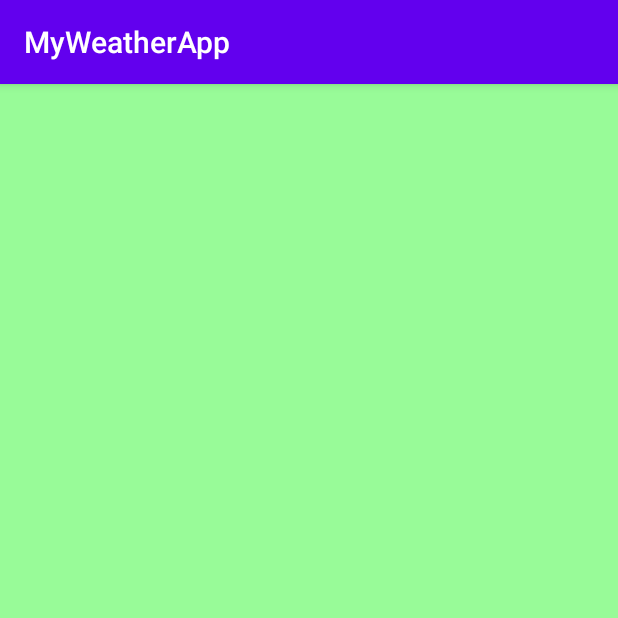
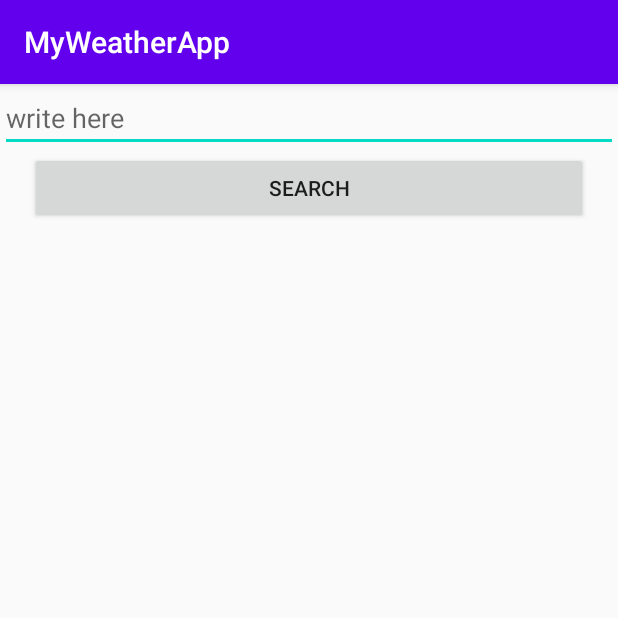
Before and after one commit to 1SpongeBob1/MyRepo, an Android app: the screen it shows after launch (MainActivity), on a phone screen of 412 x 824 dp, the top half of it. Run offline under Robolectric (Android 15) with nearby library versions, the phone set to English and light mode, and no system bars; libraries missing offline, so code that uses them is left out: com.alibaba.fastjson, com.amap.api; 5 statements that could not run were skipped.

Commit message:
20200430

```diff
--- a/MyRepo/MyWeather/app/src/main/java/com/my/weather/app/MainActivity.java
+++ b/MyRepo/MyWeather/app/src/main/java/com/my/weather/app/MainActivity.java
@@ -5,6 +5,8 @@ import androidx.appcompat.app.AppCompatActivity;
 import android.os.Bundle;
 import android.os.Handler;
 import android.os.Message;
+import android.widget.Button;
+import android.widget.EditText;
 import android.widget.TextView;
 import android.widget.Toast;
 
@@ -31,6 +33,8 @@ public class MainActivity extends AppCompatActivity {
     private TextView max;
     private TextView min;
     private TextView address;
+    private EditText et;
+    private Button button;
     private String addr;
     private Handler handler;    //消息处理器，收到请求后修改布局
     private JSONObject weatherInfo;
@@ -48,6 +52,22 @@ public class MainActivity extends AppCompatActivity {
         max = (TextView) findViewById(R.id.max);
         min = (TextView) findViewById(R.id.min);
         address = (TextView) findViewById(R.id.address);
+        et = (EditText)findViewById(R.id.editText);
+        button = (Button)findViewById(R.id.button);
+
+        /*Thread t2 = new Thread(new Runnable() {
+            @Override
+            public void run() {
+                GetWeatherInfo gwi = new GetWeatherInfo(getApplicationContext());
+                //gwi.getCityInfo();
+                button.setText(gwi.getCityInfo());
+            }
+        });
+        t2.start();*/
+
+
+
+
         getAddress_();
         t.start();
 
@@ -77,7 +97,8 @@ public class MainActivity extends AppCompatActivity {
     //向天气api发送请求
     public String sendRequest() {
         try {
-            URL url = makeURL(parseAddr(getAddress()));
+            String strURL = "https://way.jd.com/he/freeweather?city=" + parseAddr(getAddress()) + "&appkey=d1f0e670fecaadeef96e3cdcfaeb9fb6";
+            URL url = new URL(strURL);
             //创建http连接并开启连接
             HttpURLConnection connection = (HttpURLConnection) url.openConnection();
             connection.setRequestMethod("POST");
@@ -98,17 +119,6 @@ public class MainActivity extends AppCompatActivity {
             e.printStackTrace();
         }
         return "false";
-    }
-
-    //生成获取天气的请求路径
-    public URL makeURL(String cityInfo) throws MalformedURLException {
-        URL url = null;
-        String s1 = "https://way.jd.com/he/freeweather?city=";
-        String s2 = "&appkey=";
-        String appkey = "d1f0e670fecaadeef96e3cdcfaeb9fb6";
-        String strURL = s1 + cityInfo + s2 + appkey;
-        url = new URL(strURL);
-        return url;
     }
 
     //向api发送请求获取地理信息并返回信息。
@@ -219,10 +229,5 @@ public class MainActivity extends AppCompatActivity {
         mLocationClient.setLocationListener(mLocationListener);
         //启动定位
         mLocationClient.startLocation();
-
-
-
     }
-
-
 }
--- a/MyRepo/MyWeather/app/src/main/res/layout/activity_main.xml
+++ b/MyRepo/MyWeather/app/src/main/res/layout/activity_main.xml
@@ -4,8 +4,26 @@
     xmlns:tools="http://schemas.android.com/tools"
     android:layout_width="match_parent"
     android:layout_height="match_parent"
-    tools:context=".MainActivity"
-    android:background="#98FB98">
+    tools:context=".MainActivity">
+
+    <EditText
+        android:id="@+id/editText"
+        android:layout_width="match_parent"
+        android:layout_height="wrap_content"
+        app:layout_constraintStart_toStartOf="parent"
+        app:layout_constraintTop_toTopOf="parent"
+        android:hint="write here"/>
+
+    <Button
+        android:id="@+id/button"
+        android:layout_width="match_parent"
+        android:layout_height="wrap_content"
+        app:layout_constraintTop_toBottomOf="@id/editText"
+        app:layout_constraintStart_toStartOf="parent"
+        app:layout_constraintEnd_toEndOf="parent"
+        android:layout_marginStart="20dp"
+        android:layout_marginEnd="20dp"
+        android:text="search"/>
 
     <LinearLayout
         android:layout_width="wrap_content"
--- a/MyRepo/myApp/app/src/main/AndroidManifest.xml
+++ b/MyRepo/myApp/app/src/main/AndroidManifest.xml
@@ -16,7 +16,8 @@
 
                 <category android:name="android.intent.category.LAUNCHER" />
             </intent-filter>
-        </activity> <!-- Sample AdMob App ID: ca-app-pub-3940256099942544~3347511713 -->
+        </activity>
+        <!-- Sample AdMob App ID: ca-app-pub-3940256099942544~3347511713 -->
         <meta-data
             android:name="com.google.android.gms.ads.APPLICATION_ID"
             android:value="ca-app-pub-3940256099942544~3347511713" />
--- a/MyRepo/myApp/app/src/main/java/com/example/myapp/ShowAdActivity.java
+++ b/MyRepo/myApp/app/src/main/java/com/example/myapp/ShowAdActivity.java
@@ -29,8 +29,6 @@ public class ShowAdActivity extends AppCompatActivity {
         setContentView(R.layout.activity_show_ad);
 
         showAd = (TextView)findViewById(R.id.showAd);
-
-        showAd.setText("showAd");
 
         //初始化Mobile Ads SDK
         MobileAds.initialize(this, new OnInitializationCompleteListener() {
```
Also changed, not shown: MyRepo/MyWeather/app/src/main/java/com/my/weather/app/GetWeatherInfo.java (added, +121 -0 lines), MyRepo/MyWeather/app/src/main/java/com/my/weather/app/WeatherInfo.java (added, +40 -0 lines).
